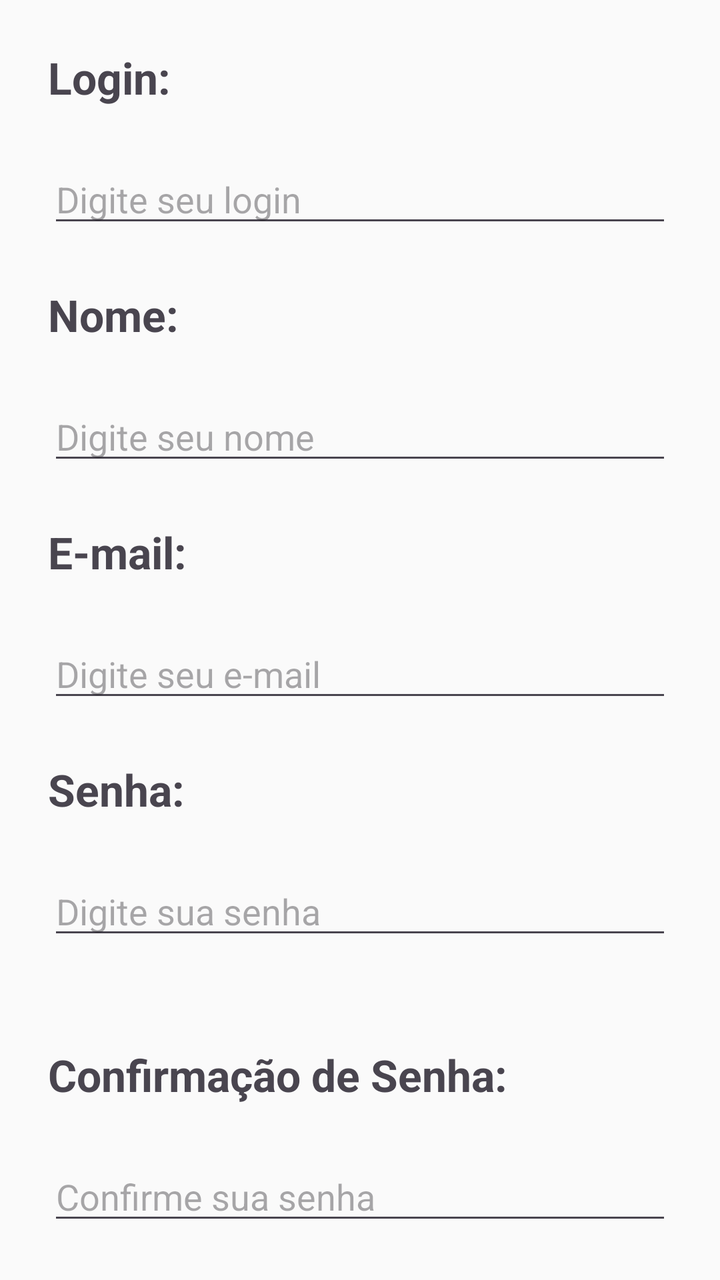
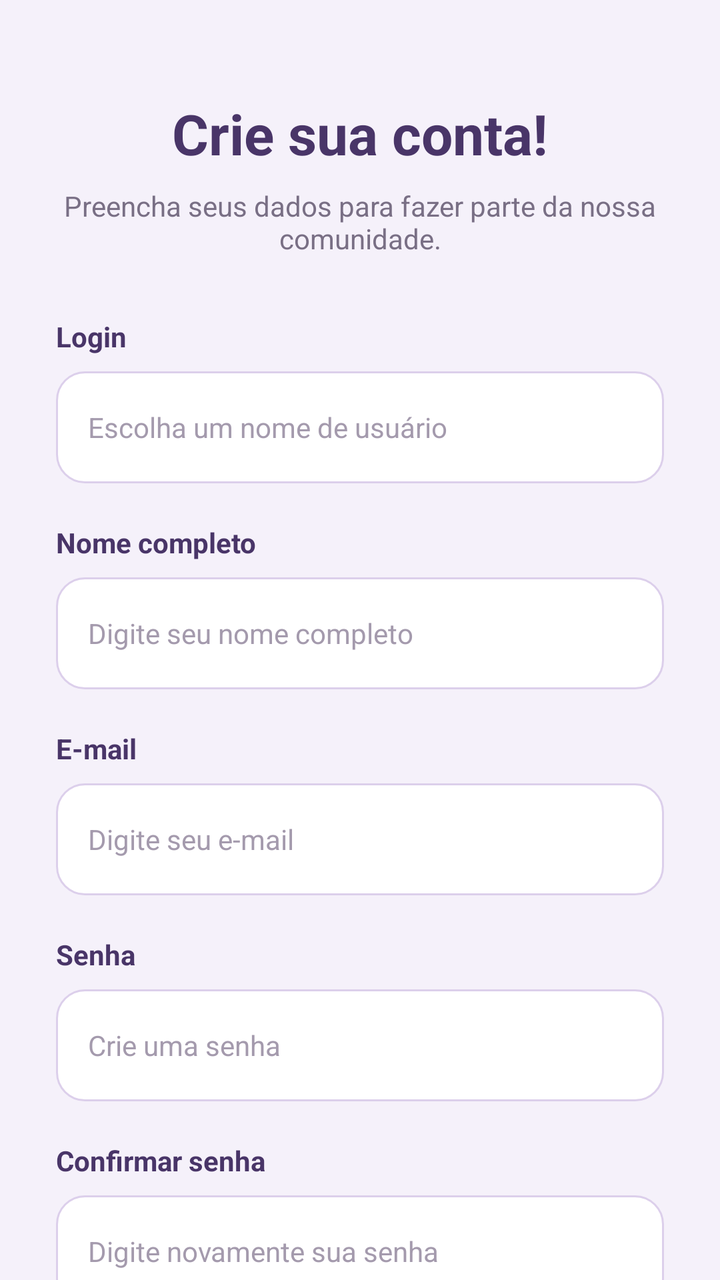

Before-and-after screenshots of an Android layout around one commit, followed by the original layout XML and the change that was made.
<!-- AndroidManifest.xml: application theme Theme.ProjetoAchadosPerdidos -->
<!-- res/layout/tela_cadastro.xml -->
<?xml version="1.0" encoding="utf-8"?>
<androidx.core.widget.NestedScrollView xmlns:android="http://schemas.android.com/apk/res/android"
    xmlns:app="http://schemas.android.com/apk/res-auto"
    xmlns:tools="http://schemas.android.com/tools"
    android:layout_width="match_parent"
    android:layout_height="match_parent"
    android:background="#FAFAFA"
    android:fitsSystemWindows="true"
    tools:context=".TelaCadastro">

    <LinearLayout
        android:layout_width="match_parent"
        android:layout_height="wrap_content"
        android:orientation="vertical"
        android:padding="24dp">

        <TextView
            android:layout_width="match_parent"
            android:layout_height="wrap_content"
            android:textStyle="bold"
            android:textSize="22sp"
            android:text="Login:"
            android:layout_marginBottom="24dp"/>

        <EditText
            android:id="@+id/editTextLogin"
            android:layout_width="match_parent"
            android:layout_height="wrap_content"
            android:hint="Digite seu login"
            android:inputType="text"
            android:layout_marginBottom="24dp"/>

        <TextView
            android:layout_width="match_parent"
            android:layout_height="wrap_content"
            android:textStyle="bold"
            android:textSize="22sp"
            android:text="Nome:"
            android:layout_marginBottom="24dp"/>

        <EditText
            android:id="@+id/editTextNome"
            android:layout_width="match_parent"
            android:layout_height="wrap_content"
            android:hint="Digite seu nome"
            android:inputType="text"
            android:layout_marginBottom="24dp"/>

        <TextView
            android:layout_width="match_parent"
            android:layout_height="wrap_content"
            android:textStyle="bold"
            android:textSize="22sp"
            android:text="E-mail:"
            android:layout_marginBottom="24dp"/>

        <EditText
            android:id="@+id/editTextEmail"
            android:layout_width="match_parent"
            android:layout_height="wrap_content"
            android:hint="Digite seu e-mail"
            android:inputType="text"
            android:layout_marginBottom="24dp"/>

        <TextView
            android:layout_width="match_parent"
            android:layout_height="wrap_content"
            android:textStyle="bold"
            android:textSize="22sp"
            android:text="Senha:"
            android:layout_marginBottom="24dp"/>

        <EditText
            android:id="@+id/editTextSenha"
            android:layout_width="match_parent"
            android:layout_height="wrap_content"
            android:hint="Digite sua senha"
            android:inputType="text"
            android:layout_marginBottom="48dp"/>

        <TextView
            android:layout_width="match_parent"
            android:layout_height="wrap_content"
            android:textStyle="bold"
            android:textSize="22sp"
            android:text="Confirmação de Senha:"
            android:layout_marginBottom="24dp"/>

        <EditText
            android:id="@+id/editTextConfirmaSenha"
            android:layout_width="match_parent"
            android:layout_height="wrap_content"
            android:hint="Confirme sua senha"
            android:inputType="text"
            android:layout_marginBottom="48dp"/>

        <Button
            android:id="@+id/buttonCadastrar"
            android:layout_width="155sp"
            android:layout_height="wrap_content"
            android:layout_gravity="center"
            android:text="Cadastrar"
            android:textSize="18sp"
            android:layout_marginBottom="24dp" />

        <Button
            android:id="@+id/buttonVoltar"
            android:layout_width="155sp"
            android:layout_height="wrap_content"
            android:layout_gravity="center"
            android:text="Voltar"
            android:textSize="18sp"
            android:layout_marginBottom="24dp"/>

    </LinearLayout>

</androidx.core.widget.NestedScrollView>
<!-- resources referenced by this layout -->
<resources>
  <style name="Theme.ProjetoAchadosPerdidos" parent="Base.Theme.ProjetoAchadosPerdidos" />
  <style name="Base.Theme.ProjetoAchadosPerdidos" parent="Theme.Material3.DayNight.NoActionBar">
          
          
      </style>
</resources>

<!-- the commit's change to res/layout/tela_cadastro.xml (unified diff, before → after) -->
@@ -1,10 +1,12 @@
 <?xml version="1.0" encoding="utf-8"?>
-<androidx.core.widget.NestedScrollView xmlns:android="http://schemas.android.com/apk/res/android"
+<androidx.core.widget.NestedScrollView
+    xmlns:android="http://schemas.android.com/apk/res/android"
     xmlns:app="http://schemas.android.com/apk/res-auto"
     xmlns:tools="http://schemas.android.com/tools"
     android:layout_width="match_parent"
     android:layout_height="match_parent"
-    android:background="#FAFAFA"
+    android:background="#F5F1FA"
+    android:fillViewport="true"
     android:fitsSystemWindows="true"
     tools:context=".TelaCadastro">
 
@@ -12,105 +14,185 @@
         android:layout_width="match_parent"
         android:layout_height="wrap_content"
         android:orientation="vertical"
-        android:padding="24dp">
+        android:gravity="center_horizontal"
+        android:paddingStart="28dp"
+        android:paddingEnd="28dp"
+        android:paddingTop="32dp"
+        android:paddingBottom="32dp">
 
+        
         <TextView
             android:layout_width="match_parent"
             android:layout_height="wrap_content"
+            android:text="Crie sua conta!"
+            android:textColor="#493568"
+            android:textSize="28sp"
             android:textStyle="bold"
-            android:textSize="22sp"
-            android:text="Login:"
-            android:layout_marginBottom="24dp"/>
+            android:gravity="center"
+            android:layout_marginTop="16dp"
+            android:layout_marginBottom="8dp"/>
+
+        
+        <TextView
+            android:layout_width="match_parent"
+            android:layout_height="wrap_content"
+            android:text="Preencha seus dados para fazer parte da nossa comunidade."
+            android:textColor="#796F85"
+            android:textSize="14sp"
+            android:gravity="center"
+            android:layout_marginBottom="30dp"/>
+
+        
+        <TextView
+            android:layout_width="match_parent"
+            android:layout_height="wrap_content"
+            android:text="Login"
+            android:textColor="#493568"
+            android:textSize="14sp"
+            android:textStyle="bold"
+            android:layout_marginBottom="8dp"/>
 
         <EditText
             android:id="@+id/editTextLogin"
             android:layout_width="match_parent"
-            android:layout_height="wrap_content"
-            android:hint="Digite seu login"
+            android:layout_height="56dp"
+            android:background="@drawable/bg_geral"
+            android:hint="Escolha um nome de usuário"
+            android:paddingStart="16dp"
+            android:paddingEnd="16dp"
+            android:textColor="#30283B"
+            android:textColorHint="#A49AAD"
+            android:textSize="14sp"
             android:inputType="text"
-            android:layout_marginBottom="24dp"/>
+            android:singleLine="true"
+            android:layout_marginBottom="20dp"/>
 
+        
         <TextView
             android:layout_width="match_parent"
             android:layout_height="wrap_content"
+            android:text="Nome completo"
+            android:textColor="#493568"
+            android:textSize="14sp"
             android:textStyle="bold"
-            android:textSize="22sp"
-            android:text="Nome:"
-            android:layout_marginBottom="24dp"/>
+            android:layout_marginBottom="8dp"/>
 
         <EditText
             android:id="@+id/editTextNome"
             android:layout_width="match_parent"
-            android:layout_height="wrap_content"
-            android:hint="Digite seu nome"
-            android:inputType="text"
-            android:layout_marginBottom="24dp"/>
+            android:layout_height="56dp"
+            android:background="@drawable/bg_geral"
+            android:hint="Digite seu nome completo"
+            android:paddingStart="16dp"
+            android:paddingEnd="16dp"
+            android:textColor="#30283B"
+            android:textColorHint="#A49AAD"
+            android:textSize="14sp"
+            android:inputType="textPersonName|textCapWords"
+            android:singleLine="true"
+            android:layout_marginBottom="20dp"/>
 
+        
         <TextView
             android:layout_width="match_parent"
             android:layout_height="wrap_content"
+            android:text="E-mail"
+            android:textColor="#493568"
+            android:textSize="14sp"
             android:textStyle="bold"
-            android:textSize="22sp"
-            android:text="E-mail:"
-            android:layout_marginBottom="24dp"/>
+            android:layout_marginBottom="8dp"/>
 
         <EditText
             android:id="@+id/editTextEmail"
             android:layout_width="match_parent"
-            android:layout_height="wrap_content"
+            android:layout_height="56dp"
+            android:background="@drawable/bg_geral"
             android:hint="Digite seu e-mail"
-            android:inputType="text"
-            android:layout_marginBottom="24dp"/>
+            android:paddingStart="16dp"
+            android:paddingEnd="16dp"
+            android:textColor="#30283B"
+            android:textColorHint="#A49AAD"
+            android:textSize="14sp"
+            android:inputType="textEmailAddress"
+            android:singleLine="true"
+            android:layout_marginBottom="20dp"/>
 
+        
         <TextView
             android:layout_width="match_parent"
             android:layout_height="wrap_content"
+            android:text="Senha"
+            android:textColor="#493568"
+            android:textSize="14sp"
             android:textStyle="bold"
-            android:textSize="22sp"
-            android:text="Senha:"
-            android:layout_marginBottom="24dp"/>
+            android:layout_marginBottom="8dp"/>
 
         <EditText
             android:id="@+id/editTextSenha"
             android:layout_width="match_parent"
-            android:layout_height="wrap_content"
-            android:hint="Digite sua senha"
-            android:inputType="text"
-            android:layout_marginBottom="48dp"/>
+            android:layout_height="56dp"
+            android:background="@drawable/bg_geral"
+            android:hint="Crie uma senha"
+            android:paddingStart="16dp"
+            android:paddingEnd="16dp"
+            android:textColor="#30283B"
+            android:textColorHint="#A49AAD"
+            android:textSize="14sp"
+            android:inputType="textPassword"
+            android:singleLine="true"
+            android:layout_marginBottom="20dp"/>
 
+        
         <TextView
             android:layout_width="match_parent"
             android:layout_height="wrap_content"
+            android:text="Confirmar senha"
+            android:textColor="#493568"
+            android:textSize="14sp"
             android:textStyle="bold"
-            android:textSize="22sp"
-            android:text="Confirmação de Senha:"
-            android:layout_marginBottom="24dp"/>
+            android:layout_marginBottom="8dp"/>
 
         <EditText
             android:id="@+id/editTextConfirmaSenha"
             android:layout_width="match_parent"
-            android:layout_height="wrap_content"
-            android:hint="Confirme sua senha"
-            android:inputType="text"
-            android:layout_marginBottom="48dp"/>
+            android:layout_height="56dp"
+            android:background="@drawable/bg_geral"
+            android:hint="Digite novamente sua senha"
+            android:paddingStart="16dp"
+            android:paddingEnd="16dp"
+            android:textColor="#30283B"
+            android:textColorHint="#A49AAD"
+            android:textSize="14sp"
+            android:inputType="textPassword"
+            android:singleLine="true"
+            android:layout_marginBottom="30dp"/>
 
+        
         <Button
             android:id="@+id/buttonCadastrar"
-            android:layout_width="155sp"
-            android:layout_height="wrap_content"
-            android:layout_gravity="center"
-            android:text="Cadastrar"
-            android:textSize="18sp"
-            android:layout_marginBottom="24dp" />
+            android:layout_width="match_parent"
+            android:layout_height="56dp"
+            android:text="Criar minha conta"
+            android:textSize="16sp"
+            android:textStyle="bold"
+            android:textColor="#FFFFFF"
+            android:textAllCaps="false"
+            android:backgroundTint="#493568"
+            android:elevation="4dp"
+            android:layout_marginBottom="16dp"/>
 
+        
         <Button
             android:id="@+id/buttonVoltar"
-            android:layout_width="155sp"
-            android:layout_height="wrap_content"
-            android:layout_gravity="center"
+            android:layout_width="match_parent"
+            android:layout_height="52dp"
             android:text="Voltar"
-            android:textSize="18sp"
-            android:layout_marginBottom="24dp"/>
+            android:textSize="15sp"
+            android:textStyle="bold"
+            android:textColor="#493568"
+            android:textAllCaps="false"
+            android:backgroundTint="#DCCFEB"
+            android:layout_marginBottom="12dp"/>
 
     </LinearLayout>
 
<!-- resource entries referenced after the edit -->
@@ -1,5 +1,23 @@
 <!-- resources referenced by this layout -->
 <resources>
+  <!-- drawable bg_geral (drawable) -->
+  <?xml version="1.0" encoding="utf-8"?>
+  <shape xmlns:android="http://schemas.android.com/apk/res/android"
+      android:shape="rectangle">
+  
+      <solid android:color="#FFFFFF"/>
+  
+      <corners android:radius="14dp"/>
+  
+      <stroke
+          android:width="1dp"
+          android:color="#DCCFEB"/>
+  
+      <padding
+          android:left="4dp"
+          android:right="4dp"/>
+  
+  </shape>
   <style name="Theme.ProjetoAchadosPerdidos" parent="Base.Theme.ProjetoAchadosPerdidos" />
   <style name="Base.Theme.ProjetoAchadosPerdidos" parent="Theme.Material3.DayNight.NoActionBar">
           
